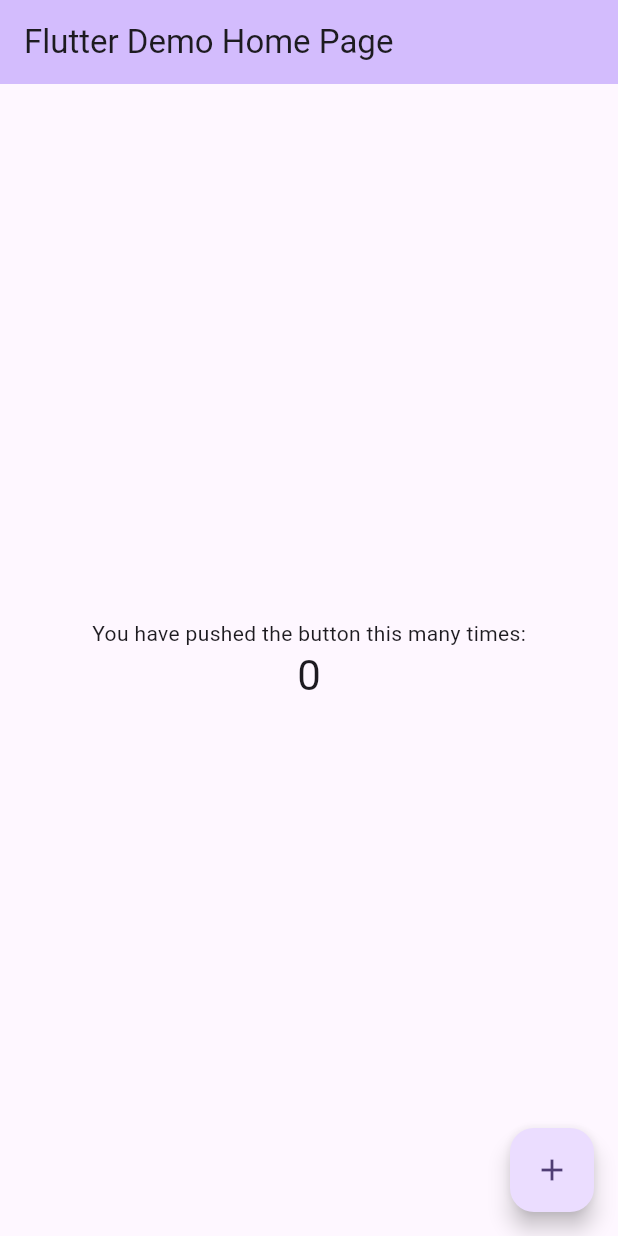
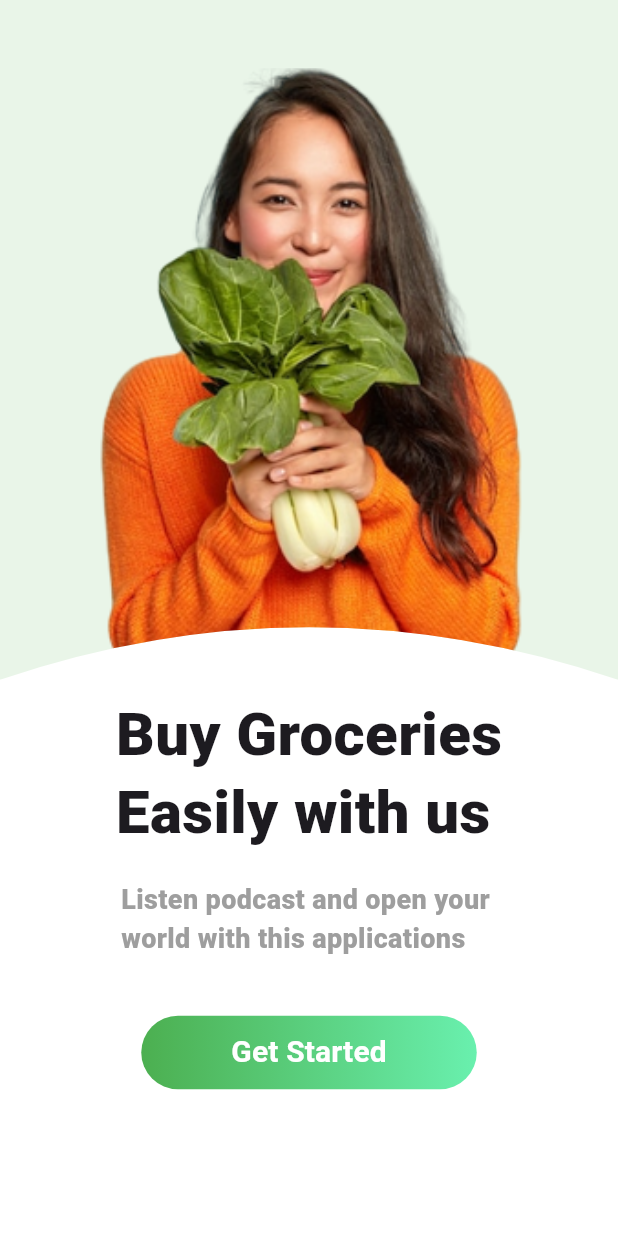
Before and after one commit to majharul-islam181/Flutter-Grocery-App, a Flutter app: the screen it shows after launch, on a phone screen of 412 x 824 dp. Run offline on Flutter 3.47's test engine with Material 3 defaults, Android fonts, the phone set to English and light mode, and no system bars.

Commit message:
grocery_on_boarding & navbar

```diff
--- a/lib/main.dart
+++ b/lib/main.dart
@@ -1,4 +1,5 @@
 import 'package:flutter/material.dart';
+import 'package:flutter_grocery_app/views/grocery_on_boarding.dart';
 
 void main() {
   runApp(const MyApp());
@@ -7,119 +8,17 @@
 class MyApp extends StatelessWidget {
   const MyApp({super.key});
 
-  // This widget is the root of your application.
   @override
   Widget build(BuildContext context) {
+
     return MaterialApp(
-      title: 'Flutter Demo',
+      debugShowCheckedModeBanner: false,
+      title: 'Grocery App',
       theme: ThemeData(
-        // This is the theme of your application.
-        //
-        // TRY THIS: Try running your application with "flutter run". You'll see
-        // the application has a purple toolbar. Then, without quitting the app,
-        // try changing the seedColor in the colorScheme below to Colors.green
-        // and then invoke "hot reload" (save your changes or press the "hot
-        // reload" button in a Flutter-supported IDE, or press "r" if you used
-        // the command line to start the app).
-        //
-        // Notice that the counter didn't reset back to zero; the application
-        // state is not lost during the reload. To reset the state, use hot
-        // restart instead.
-        //
-        // This works for code too, not just values: Most code changes can be
-        // tested with just a hot reload.
         colorScheme: ColorScheme.fromSeed(seedColor: Colors.deepPurple),
         useMaterial3: true,
       ),
-      home: const MyHomePage(title: 'Flutter Demo Home Page'),
+      home: const GroceryOnBoarding(),
     );
   }
 }
-
-class MyHomePage extends StatefulWidget {
-  const MyHomePage({super.key, required this.title});
-
-  // This widget is the home page of your application. It is stateful, meaning
-  // that it has a State object (defined below) that contains fields that affect
-  // how it looks.
-
-  // This class is the configuration for the state. It holds the values (in this
-  // case the title) provided by the parent (in this case the App widget) and
-  // used by the build method of the State. Fields in a Widget subclass are
-  // always marked "final".
-
-  final String title;
-
-  @override
-  State<MyHomePage> createState() => _MyHomePageState();
-}
-
-class _MyHomePageState extends State<MyHomePage> {
-  int _counter = 0;
-
-  void _incrementCounter() {
-    setState(() {
-      // This call to setState tells the Flutter framework that something has
-      // changed in this State, which causes it to rerun the build method below
-      // so that the display can reflect the updated values. If we changed
-      // _counter without calling setState(), then the build method would not be
-      // called again, and so nothing would appear to happen.
-      _counter++;
-    });
-  }
-
-  @override
-  Widget build(BuildContext context) {
-    // This method is rerun every time setState is called, for instance as done
-    // by the _incrementCounter method above.
-    //
-    // The Flutter framework has been optimized to make rerunning build methods
-    // fast, so that you can just rebuild anything that needs updating rather
-    // than having to individually change instances of widgets.
-    return Scaffold(
-      appBar: AppBar(
-        // TRY THIS: Try changing the color here to a specific color (to
-        // Colors.amber, perhaps?) and trigger a hot reload to see the AppBar
-        // change color while the other colors stay the same.
-        backgroundColor: Theme.of(context).colorScheme.inversePrimary,
-        // Here we take the value from the MyHomePage object that was created by
-        // the App.build method, and use it to set our appbar title.
-        title: Text(widget.title),
-      ),
-      body: Center(
-        // Center is a layout widget. It takes a single child and positions it
-        // in the middle of the parent.
-        child: Column(
-          // Column is also a layout widget. It takes a list of children and
-          // arranges them vertically. By default, it sizes itself to fit its
-          // children horizontally, and tries to be as tall as its parent.
-          //
-          // Column has various properties to control how it sizes itself and
-          // how it positions its children. Here we use mainAxisAlignment to
-          // center the children vertically; the main axis here is the vertical
-          // axis because Columns are vertical (the cross axis would be
-          // horizontal).
-          //
-          // TRY THIS: Invoke "debug painting" (choose the "Toggle Debug Paint"
-          // action in the IDE, or press "p" in the console), to see the
-          // wireframe for each widget.
-          mainAxisAlignment: MainAxisAlignment.center,
-          children: <Widget>[
-            const Text(
-              'You have pushed the button this many times:',
-            ),
-            Text(
-              '$_counter',
-              style: Theme.of(context).textTheme.headlineMedium,
-            ),
-          ],
-        ),
-      ),
-      floatingActionButton: FloatingActionButton(
-        onPressed: _incrementCounter,
-        tooltip: 'Increment',
-        child: const Icon(Icons.add),
-      ), // This trailing comma makes auto-formatting nicer for build methods.
-    );
-  }
-}
--- /dev/null
+++ b/lib/utils/colors.dart
@@ -0,0 +1,14 @@
+import 'package:flutter/material.dart';
+
+class AppColors {
+  static const onboardbackground = Color(0xFFe9f5e8);
+  static const backgroundColor = Color(0xFFf7f8fb);
+  static const textGreen = Color(0xFF50bf6e);
+
+  static const gradientColor = LinearGradient(
+    colors: [
+      Colors.green,
+      Colors.greenAccent,
+    ],
+  );
+}
--- /dev/null
+++ b/lib/views/grocery_on_boarding.dart
@@ -0,0 +1,105 @@
+import 'package:flutter/material.dart';
+import 'package:flutter_grocery_app/bottom_nav_bar.dart';
+import 'package:flutter_grocery_app/utils/colors.dart';
+
+class GroceryOnBoarding extends StatelessWidget {
+  const GroceryOnBoarding({super.key});
+
+  @override
+  Widget build(BuildContext context) {
+    Size size = MediaQuery.of(context).size;
+    return Scaffold(
+      backgroundColor: Colors.white,
+      body: Column(
+        children: [
+          ClipPath(
+            clipper: ClipPathOnBoard(),
+            child: Container(
+              color: AppColors.onboardbackground,
+              height: size.height * 0.55,
+              width: size.width,
+              child: Padding(
+                padding: const EdgeInsets.only(top: 45.0),
+                child: Image.asset(
+                  'assets/onboarding_profile.png',
+                  fit: BoxFit.cover,
+                ),
+              ),
+            ),
+          ),
+          SizedBox(
+            height: size.height * 0.4,
+            child: Column(
+              children: [
+                const SizedBox(
+                  height: 10,
+                ),
+                const Text(
+                  'Buy Groceries\nEasily with us',
+                  style: TextStyle(
+                      fontSize: 40, height: 1.3, fontWeight: FontWeight.w900),
+                ),
+                const SizedBox(
+                  height: 20,
+                ),
+                const Text(
+                  'Listen podcast and open your \nworld with this applications',
+                  style: TextStyle(
+                    fontSize: 18,
+                    fontWeight: FontWeight.w800,
+                    color: Colors.grey,
+                  ),
+                ),
+                const SizedBox(
+                  height: 30,
+                ),
+                TextButton(
+                    onPressed: () {
+                      Navigator.pushAndRemoveUntil(
+                          context,
+                          MaterialPageRoute(
+                              builder: (context) => const BottomNavBar()),
+                          (route) => false);
+                    },
+                    child: Container(
+                      padding: const EdgeInsets.symmetric(
+                          horizontal: 60, vertical: 10),
+                      decoration: BoxDecoration(
+                          borderRadius: BorderRadius.circular(50),
+                          gradient: AppColors.gradientColor),
+                      child: const Text(
+                        'Get Started',
+                        style: TextStyle(
+                            fontSize: 20,
+                            color: Colors.white,
+                            fontWeight: FontWeight.bold),
+                      ),
+                    ))
+              ],
+            ),
+          ),
+        ],
+      ),
+    );
+  }
+}
+
+class ClipPathOnBoard extends CustomClipper<Path> {
+  @override
+  Path getClip(Size size) {
+    var path = Path();
+    path.lineTo(0, size.height);
+    path.quadraticBezierTo(
+      size.width / 2,
+      size.height - 70,
+      size.width,
+      size.height,
+    );
+    path.lineTo(size.width, 0);
+    path.close();
+    return path;
+  }
+
+  @override
+  bool shouldReclip(CustomClipper<Path> oldClipper) => false;
+}
--- a/pubspec.yaml
+++ b/pubspec.yaml
@@ -59,8 +59,8 @@ flutter:
   uses-material-design: true
 
   # To add assets to your application, add an assets section, like this:
-  # assets:
-  #   - images/a_dot_burr.jpeg
+  assets:
+    - assets/
   #   - images/a_dot_ham.jpeg
 
   # An image asset can refer to one or more resolution-specific "variants", see
```
Also changed, not shown: lib/bottom_nav_bar.dart (added, +72 -0 lines), lib/views/grocery_home_screen.dart (added, +10 -0 lines).
